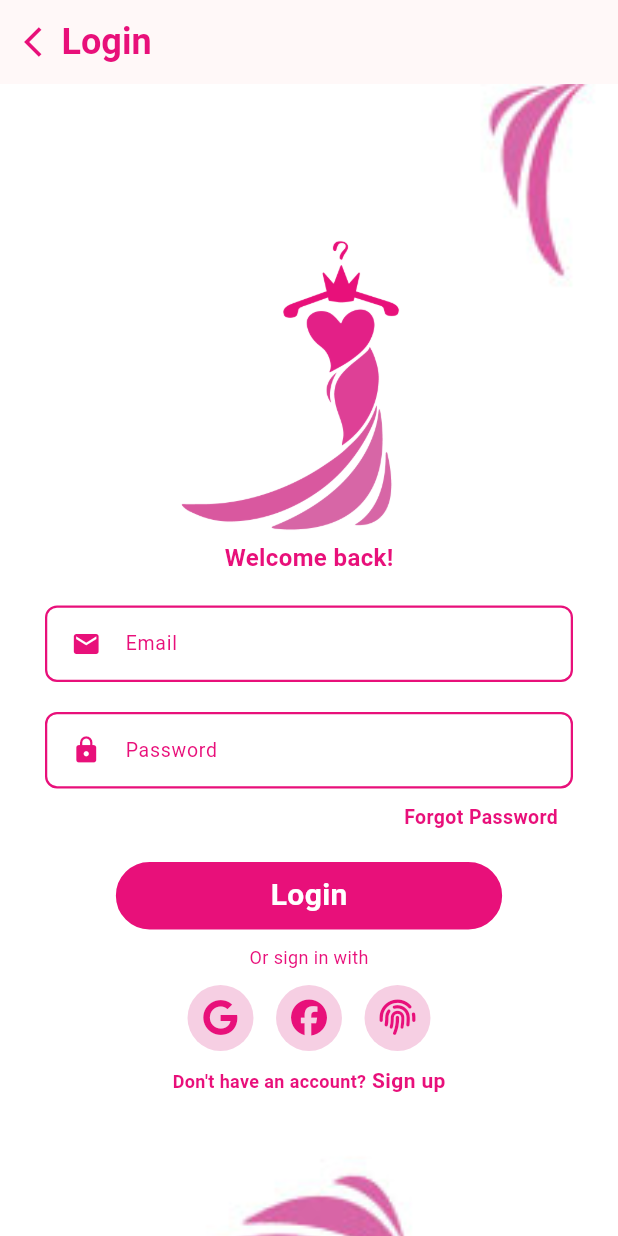
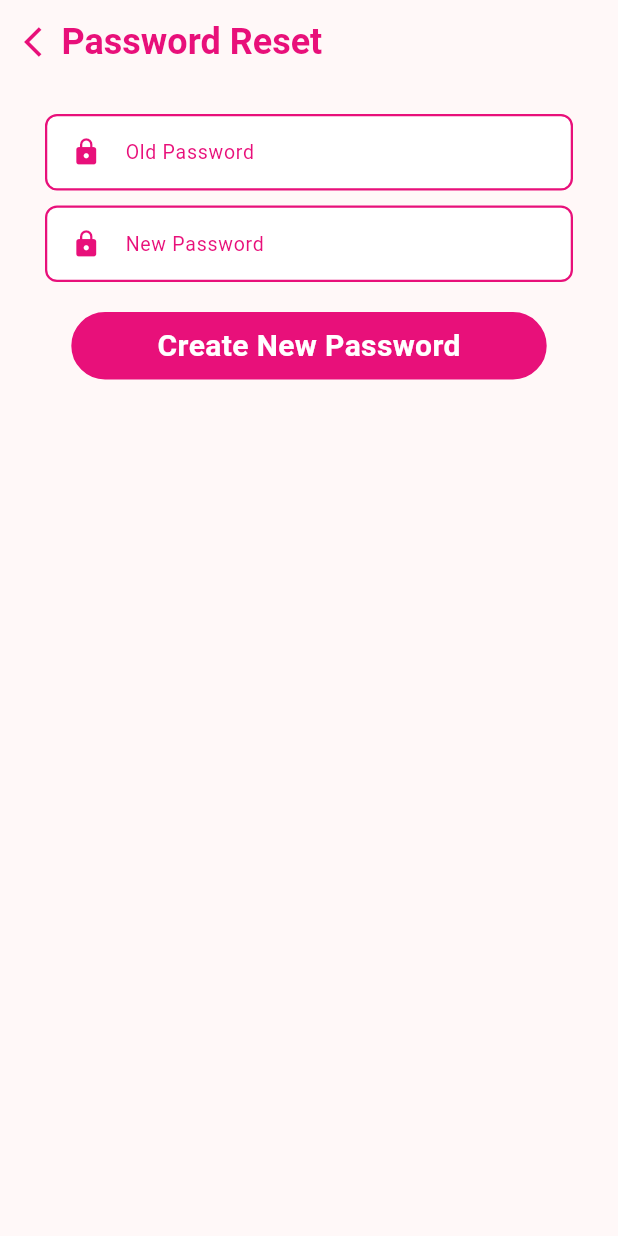
Before and after one commit to naumansamtia/color-palette, a Flutter app: the LoginPage screen opened directly, after a tap on "Forgot Password", on a phone screen of 412 x 824 dp. Run offline on Flutter 3.47's test engine with Material 3 defaults, Android fonts, the phone set to English and light mode, and no system bars; our stand-ins replace flutter_form_builder, font_awesome_flutter, form_builder_validators.

Commit message:
password reset page added

```diff
--- a/lib/login_page.dart
+++ b/lib/login_page.dart
@@ -1,3 +1,5 @@
+import 'package:color_palette/pages/password_reset.dart';
+import 'package:color_palette/signup_page.dart';
 import 'package:color_palette/widgets/custom_widgets.dart';
 import 'package:flutter/material.dart';
 import 'package:flutter_form_builder/flutter_form_builder.dart';
@@ -105,7 +107,9 @@ class _LoginPageState extends State<LoginPage> {
                           fontWeight: FontWeight.bold,
                         ),
                       ),
-                      onTap: () {},
+                      onTap: () {
+                        Navigator.push(context, MaterialPageRoute(builder: (context) => PasswordResetPage()));
+                      },
                     ),
                   ),
                 ),
@@ -113,7 +117,7 @@ class _LoginPageState extends State<LoginPage> {
                 CustomButton(
                   textColor: Colors.white,
                   color: const Color(0xffE8107A),
-                  text: 'Login',
+                  text: 'Log in',
                   onPressed: () {},
                 ),
                 SizedBox(
@@ -196,7 +200,9 @@ class _LoginPageState extends State<LoginPage> {
                           fontWeight: FontWeight.bold,
                         ),
                       ),
-                      onTap: () {},
+                      onTap: () {
+                        Navigator.push(context, MaterialPageRoute(builder: (context) => const SignupPage()));
+                      },
                     ),
                   ],
                 ),
--- /dev/null
+++ b/lib/pages/password_reset.dart
@@ -0,0 +1,105 @@
+import 'package:flutter/material.dart';
+
+import '../widgets/custom_widgets.dart';
+
+class PasswordResetPage extends StatelessWidget {
+  PasswordResetPage({super.key});
+  final oldPasswordController = TextEditingController();
+  final newPasswordController = TextEditingController();
+
+  @override
+  Widget build(BuildContext context) {
+    return Scaffold(
+      appBar: AppBar(
+        leading: IconButton(
+          icon: const Icon(Icons.arrow_back_ios),
+          color: const Color(0xffE8107A),
+          onPressed: () {
+            Navigator.pop(context);
+          },
+        ),
+        titleSpacing: -15,
+        titleTextStyle: const TextStyle(
+          color: Color(0xffE8107A),
+          fontWeight: FontWeight.bold,
+          fontSize: 24,
+        ),
+        title: const Text('Password Reset'),
+
+      ),
+      body: SingleChildScrollView(
+        child: Column(
+          crossAxisAlignment: CrossAxisAlignment.center,
+          mainAxisAlignment: MainAxisAlignment.center,
+          children: <Widget>[
+            // Container(
+            //   // height: MediaQuery.of(context).size.height,
+            //   decoration: const BoxDecoration(
+            //     image: DecorationImage(
+            //       image: AssetImage("assets/signin-bg.jpg"),
+            //       fit: BoxFit.fill,
+            //     ),
+            //   ),
+            // ),
+
+            // Positioned(
+            //   top: -50,
+            //   right: 5,
+            //   child: Transform.rotate(angle: 0.2,
+            //       child: Image.asset('assets/vertical-wings.png', height: 150, width: 55,)),
+            // ),
+            Padding(
+              padding: const EdgeInsets.only(left: 30, right: 30, top: 20),
+              child: Column(
+                mainAxisAlignment: MainAxisAlignment.center,
+                children: <Widget>[
+                  CustomTextFieldForm(
+                    name: 'oldPassword',
+                    labelText: 'Old Password',
+                    controller: oldPasswordController,
+                    keyboardType: TextInputType.visiblePassword,
+                    icon: Icons.lock,
+                    obscureText: true,
+                    validatorText: 'Please enter your old password!',
+                  ),
+                  const SizedBox(height: 10),
+                  CustomTextFieldForm(
+                    name: 'newPassword',
+                    labelText: 'New Password',
+                    controller: newPasswordController,
+                    keyboardType: TextInputType.visiblePassword,
+                    icon: Icons.lock,
+                    obscureText: true,
+                    validatorText: 'Please enter your new password!',
+                  ),
+                  const SizedBox(height: 20),
+                  CustomButton(
+                    width: MediaQuery.of(context).size.width / 1.3,
+                    textColor: Colors.white,
+                    color: const Color(0xffE8107A),
+                    text: 'Create New Password',
+                    onPressed: () {},
+                  ),
+                ],
+              ),
+            ),
+            // Positioned(
+            //   bottom: 0,
+            //   left: 0,
+            //   right: 0,
+            //   child: Container(
+            //     // decoration: const BoxDecoration(
+            //     //   image: DecorationImage(
+            //     //     image: AssetImage('assets/bottom-wings.png'),
+            //     //     fit: BoxFit.cover,
+            //     //   ),
+            //     // ),
+            //       child: Image.asset('assets/bottom-wings.png', height: 60, width: 60,),
+            //   ),
+            // ),
+          ],
+        ),
+      ),
+    );
+  }
+}
--- a/lib/signup_page.dart
+++ b/lib/signup_page.dart
@@ -3,6 +3,8 @@ import 'package:flutter/material.dart';
 import 'package:flutter_form_builder/flutter_form_builder.dart';
 import 'package:font_awesome_flutter/font_awesome_flutter.dart';
 import 'package:form_builder_validators/form_builder_validators.dart';
+
+import 'login_page.dart';
 
 class SignupPage extends StatefulWidget {
   const SignupPage({super.key});
@@ -248,7 +250,9 @@ class _SignupPageState extends State<SignupPage> {
                             fontWeight: FontWeight.bold,
                           ),
                         ),
-                        onTap: () {},
+                        onTap: () {
+                          Navigator.push(context, MaterialPageRoute(builder: (context) => const LoginPage()));
+                        },
                       ),
                     ],
                   ),
```
